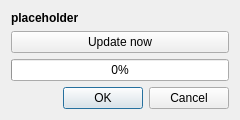
Qt form src/gui/newversiondialog.ui (mistic100/UMWP-Autochanger) before a commit.
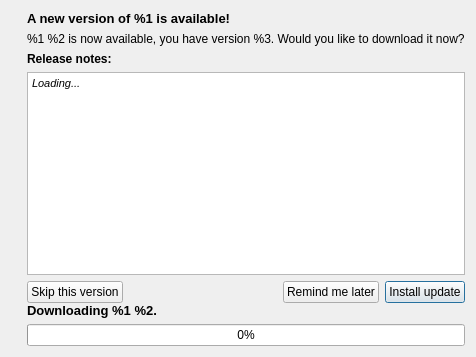
The same form after that commit. Icons and pictures are not drawn.

What changed in the file:
```diff
--- a/src/gui/newversiondialog.ui
+++ b/src/gui/newversiondialog.ui
@@ -6,46 +6,180 @@
    <rect>
     <x>0</x>
     <y>0</y>
-    <width>240</width>
-    <height>116</height>
+    <width>459</width>
+    <height>357</height>
    </rect>
   </property>
+  <property name="sizePolicy">
+   <sizepolicy hsizetype="Fixed" vsizetype="Fixed">
+    <horstretch>0</horstretch>
+    <verstretch>0</verstretch>
+   </sizepolicy>
+  </property>
   <property name="windowTitle">
    <string>New version</string>
   </property>
-  <layout class="QVBoxLayout" name="verticalLayout">
-   <item>
-    <widget class="QLabel" name="label">
-     <property name="font">
-      <font>
-       <weight>75</weight>
-       <bold>true</bold>
-      </font>
-     </property>
+  <layout class="QGridLayout" name="gridLayout">
+   <property name="horizontalSpacing">
+    <number>9</number>
+   </property>
+   <property name="verticalSpacing">
+    <number>0</number>
+   </property>
+   <item row="0" column="0" rowspan="2">
+    <widget class="QLabel" name="label_2">
      <property name="text">
-      <string notr="true">placeholder</string>
+      <string/>
      </property>
-    </widget>
-   </item>
-   <item>
-    <widget class="QPushButton" name="updateButton">
-     <property name="text">
-      <string>Update now</string>
+     <property name="pixmap">
+      <pixmap resource="../UMWP_Autochanger.qrc">:/images/icons/update.png</pixmap>
      </property>
+     <property name="alignment">
+      <set>Qt::AlignLeading|Qt::AlignLeft|Qt::AlignTop</set>
+     </property>
     </widget>
    </item>
-   <item>
-    <widget class="QProgressBar" name="progressBar">
-     <property name="value">
-      <number>0</number>
-     </property>
+   <item row="0" column="1">
+    <widget class="QWidget" name="blockInfo" native="true">
+     <layout class="QVBoxLayout" name="verticalLayout_2">
+      <property name="leftMargin">
+       <number>0</number>
+      </property>
+      <property name="topMargin">
+       <number>0</number>
+      </property>
+      <property name="rightMargin">
+       <number>0</number>
+      </property>
+      <property name="bottomMargin">
+       <number>0</number>
+      </property>
+      <item>
+       <widget class="QLabel" name="title">
+        <property name="font">
+         <font>
+          <pointsize>10</pointsize>
+          <weight>75</weight>
+          <bold>true</bold>
+         </font>
+        </property>
+        <property name="text">
+         <string comment="%1: application name">A new version of %1 is available!</string>
+        </property>
+       </widget>
+      </item>
+      <item>
+       <widget class="QLabel" name="description">
+        <property name="text">
+         <string comment="%1: application name, %2: new version, %3 current version">%1 %2 is now available, you have version %3. Would you like to download it now?</string>
+        </property>
+       </widget>
+      </item>
+      <item>
+       <widget class="QLabel" name="label_4">
+        <property name="font">
+         <font>
+          <weight>75</weight>
+          <bold>true</bold>
+         </font>
+        </property>
+        <property name="text">
+         <string>Release notes:</string>
+        </property>
+       </widget>
+      </item>
+      <item>
+       <widget class="QTextBrowser" name="textBrowser">
+        <property name="html">
+         <string notr="true">&lt;!DOCTYPE HTML PUBLIC &quot;-//W3C//DTD HTML 4.0//EN&quot; &quot;http://www.w3.org/TR/REC-html40/strict.dtd&quot;&gt;
+&lt;html&gt;&lt;head&gt;&lt;meta name=&quot;qrichtext&quot; content=&quot;1&quot; /&gt;&lt;style type=&quot;text/css&quot;&gt;
+p, li { white-space: pre-wrap; }
+&lt;/style&gt;&lt;/head&gt;&lt;body style=&quot; font-family:'MS Shell Dlg 2'; font-size:8.25pt; font-weight:400; font-style:normal;&quot;&gt;
+&lt;p style=&quot; margin-top:0px; margin-bottom:0px; margin-left:0px; margin-right:0px; -qt-block-indent:0; text-indent:0px;&quot;&gt;&lt;span style=&quot; font-style:italic;&quot;&gt;Loading...&lt;/span&gt;&lt;/p&gt;&lt;/body&gt;&lt;/html&gt;</string>
+        </property>
+       </widget>
+      </item>
+      <item>
+       <layout class="QHBoxLayout" name="horizontalLayout">
+        <item>
+         <widget class="QPushButton" name="buttonSkip">
+          <property name="text">
+           <string>Skip this version</string>
+          </property>
+         </widget>
+        </item>
+        <item>
+         <spacer name="horizontalSpacer">
+          <property name="orientation">
+           <enum>Qt::Horizontal</enum>
+          </property>
+          <property name="sizeHint" stdset="0">
+           <size>
+            <width>40</width>
+            <height>20</height>
+           </size>
+          </property>
+         </spacer>
+        </item>
+        <item>
+         <widget class="QPushButton" name="buttonCancel">
+          <property name="text">
+           <string>Remind me later</string>
+          </property>
+         </widget>
+        </item>
+        <item>
+         <widget class="QPushButton" name="buttonUpdate">
+          <property name="text">
+           <string>Install update</string>
+          </property>
+          <property name="default">
+           <bool>true</bool>
+          </property>
+         </widget>
+        </item>
+       </layout>
+      </item>
+     </layout>
     </widget>
    </item>
-   <item>
-    <widget class="QDialogButtonBox" name="buttonBox">
-     <property name="standardButtons">
-      <set>QDialogButtonBox::Cancel|QDialogButtonBox::Ok</set>
-     </property>
+   <item row="1" column="1">
+    <widget class="QWidget" name="blockDownloading" native="true">
+     <layout class="QVBoxLayout" name="verticalLayout">
+      <property name="leftMargin">
+       <number>0</number>
+      </property>
+      <property name="topMargin">
+       <number>0</number>
+      </property>
+      <property name="rightMargin">
+       <number>0</number>
+      </property>
+      <property name="bottomMargin">
+       <number>0</number>
+      </property>
+      <item>
+       <widget class="QLabel" name="titleDownloading">
+        <property name="font">
+         <font>
+          <pointsize>10</pointsize>
+          <weight>75</weight>
+          <bold>true</bold>
+         </font>
+        </property>
+        <property name="text">
+         <string comment="%1: application name, %2: new version">Downloading %1 %2.</string>
+        </property>
+       </widget>
+      </item>
+      <item>
+       <widget class="QProgressBar" name="progressBar">
+        <property name="value">
+         <number>0</number>
+        </property>
+       </widget>
+      </item>
+     </layout>
     </widget>
    </item>
   </layout>
```
Left out of the diff: 32 changed lines with no effect on the pictures.
